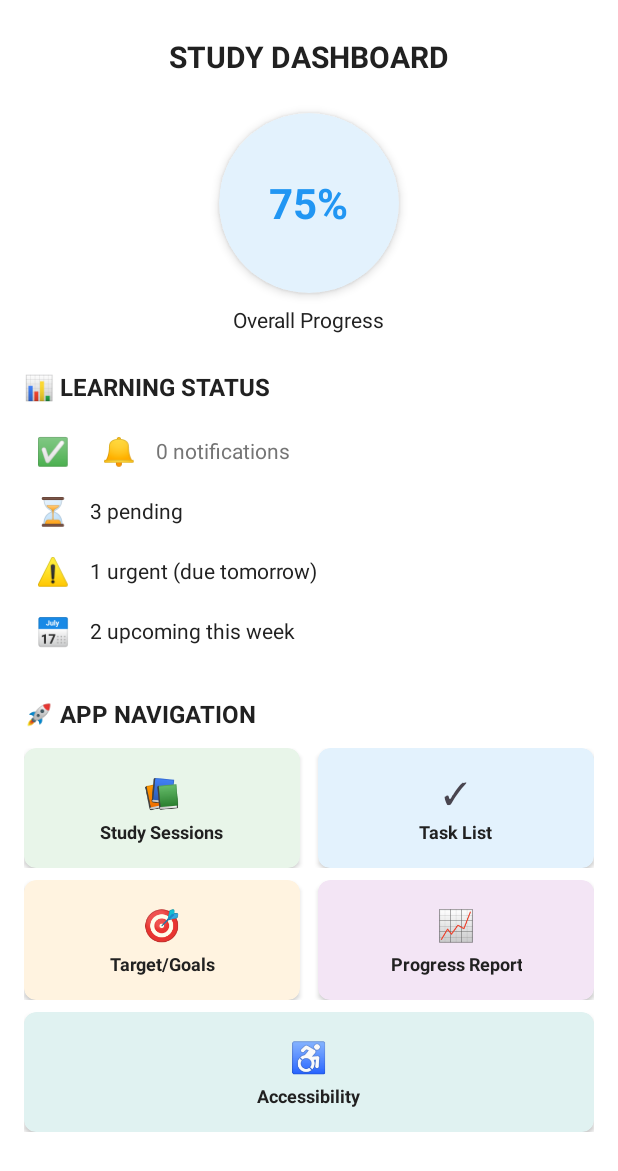
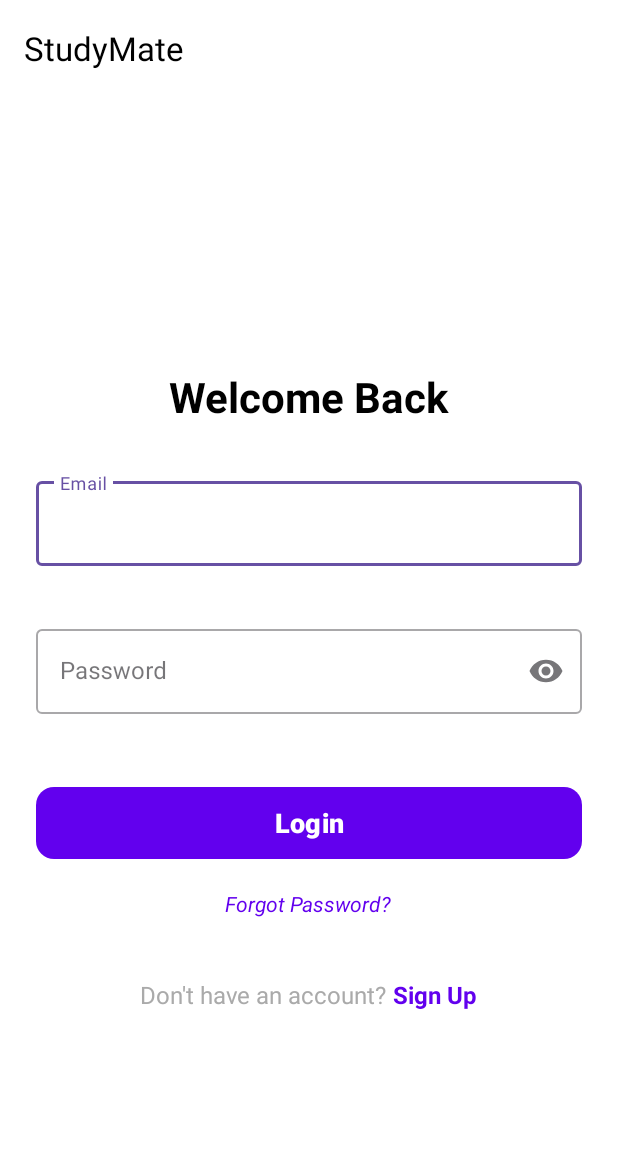
Before and after one commit to Mhod-Seaumul-Islam-Khandaker/StudyMate, an Android app: the screen it shows after launch (MainActivity before the commit, AuthActivity after it), on a phone screen of 412 x 824 dp. Shown: the top 1171 px of the screen. Run offline under Robolectric (Android 15) with nearby library versions, the phone set to English and light mode, and no system bars; our stand-ins replace Firebase (no records; nobody signed in at launch, a user with empty details on screens opened directly).

Commit message:
Sign up and login completed.

```diff
--- a/StudyMate/app/src/main/java/com/example/studymate/MainActivity.kt
+++ /dev/null
@@ -1,20 +0,0 @@
-package com.example.studymate
-
-import android.os.Bundle
-import androidx.activity.enableEdgeToEdge
-import androidx.appcompat.app.AppCompatActivity
-import androidx.core.view.ViewCompat
-import androidx.core.view.WindowInsetsCompat
-import android.widget.Toast
-import androidx.cardview.widget.CardView
-
-class MainActivity : AppCompatActivity() {
-    override fun onCreate(savedInstanceState: Bundle?) {
-        super.onCreate(savedInstanceState)
-        setContentView(R.layout.activity_main) // Assuming XML is named activity_main.xml
-        enableEdgeToEdge()
-    }
-}
-
-/// fHello
-//Hello world
--- /dev/null
+++ b/StudyMate/app/src/main/java/com/example/studymate/auth/AuthActivity.kt
@@ -0,0 +1,51 @@
+package com.example.studymate.auth
+
+import android.os.Bundle
+import androidx.appcompat.app.AppCompatActivity
+import androidx.fragment.app.Fragment
+import com.example.studymate.R
+import com.example.studymate.databinding.ActivityAuthBinding
+
+class AuthActivity : AppCompatActivity() {
+
+    private lateinit var binding: ActivityAuthBinding
+
+    override fun onCreate(savedInstanceState: Bundle?) {
+        super.onCreate(savedInstanceState)
+        binding = ActivityAuthBinding.inflate(layoutInflater)
+        setContentView(binding.root)
+
+        // Set up toolbar
+        setSupportActionBar(binding.toolbar)
+
+        // Start with LoginFragment by default
+        if (savedInstanceState == null) {
+            loadFragment(LoginFragment())
+        }
+    }
+
+    /**
+     * Load a fragment into the authFragmentContainer
+     */
+    fun loadFragment(fragment: Fragment) {
+        supportFragmentManager.beginTransaction()
+            .replace(R.id.authFragmentContainer, fragment)
+            .commit()
+    }
+
+    /**
+     * Switch to signup fragment
+     */
+    fun switchToSignup() {
+        loadFragment(SignupFragment())
+        supportActionBar?.title = "Create Account"
+    }
+
+    /**
+     * Switch to login fragment
+     */
+    fun switchToLogin() {
+        loadFragment(LoginFragment())
+        supportActionBar?.title = "Welcome Back"
+    }
+}
--- /dev/null
+++ b/StudyMate/app/src/main/java/com/example/studymate/auth/LoginFragment.kt
@@ -0,0 +1,78 @@
+package com.example.studymate.auth
+
+import android.content.Intent
+import android.os.Bundle
+import android.view.LayoutInflater
+import android.view.View
+import android.view.ViewGroup
+import android.widget.Toast
+import androidx.fragment.app.Fragment
+import com.example.studymate.databinding.FragmentLoginBinding
+import com.example.studymate.main.MainActivity
+import com.google.firebase.auth.FirebaseAuth
+
+class LoginFragment : Fragment() {
+
+    private var _binding: FragmentLoginBinding? = null
+    private val binding get() = _binding!!
+
+    private lateinit var auth: FirebaseAuth
+
+    override fun onCreateView(
+        inflater: LayoutInflater,
+        container: ViewGroup?,
+        savedInstanceState: Bundle?
+    ): View {
+        _binding = FragmentLoginBinding.inflate(inflater, container, false)
+        return binding.root
+    }
+
+    override fun onViewCreated(view: View, savedInstanceState: Bundle?) {
+        super.onViewCreated(view, savedInstanceState)
+
+        auth = FirebaseAuth.getInstance()
+
+        binding.loginButton.setOnClickListener {
+            val email = binding.emailInput.text.toString().trim()
+            val password = binding.passwordInput.text.toString().trim()
+
+            if (email.isEmpty() || password.isEmpty()) {
+                Toast.makeText(
+                    requireContext(),
+                    "Please fill all fields",
+                    Toast.LENGTH_SHORT
+                ).show()
+                return@setOnClickListener
+            }
+
+            auth.signInWithEmailAndPassword(email, password)
+                .addOnSuccessListener {
+                    val intent = Intent(requireContext(), MainActivity::class.java)
+                    startActivity(intent)
+                    requireActivity().finish()
+                }
+                .addOnFailureListener { exception ->
+                    Toast.makeText(
+                        requireContext(),
+                        exception.message ?: "Login failed",
+                        Toast.LENGTH_SHORT
+                    ).show()
+                }
+        }
+
+        // ADDED: Navigate to signup fragment
+        binding.signupText.setOnClickListener {
+            (requireActivity() as? AuthActivity)?.switchToSignup()
+        }
+
+        // ADDED: Forgot password functionality
+        binding.forgotPasswordText.setOnClickListener {
+            Toast.makeText(requireContext(), "Forgot password feature coming soon!", Toast.LENGTH_SHORT).show()
+        }
+    }
+
+    override fun onDestroyView() {
+        super.onDestroyView()
+        _binding = null
+    }
+}
--- /dev/null
+++ b/StudyMate/app/src/main/res/layout/activity_auth.xml
@@ -0,0 +1,26 @@
+<?xml version="1.0" encoding="utf-8"?>
+<LinearLayout xmlns:android="http://schemas.android.com/apk/res/android"
+    xmlns:app="http://schemas.android.com/apk/res-auto"
+    android:layout_width="match_parent"
+    android:layout_height="match_parent"
+    android:orientation="vertical"
+    android:background="@android:color/white">
+
+    <!-- Toolbar -->
+    <com.google.android.material.appbar.MaterialToolbar
+        android:id="@+id/toolbar"
+        android:layout_width="match_parent"
+        android:layout_height="?attr/actionBarSize"
+        android:background="@android:color/white"
+        android:elevation="4dp"
+        app:title="StudyMate"
+        app:titleTextColor="@android:color/black" />
+
+    <!-- Fragment Container -->
+    <FrameLayout
+        android:id="@+id/authFragmentContainer"
+        android:layout_width="match_parent"
+        android:layout_height="0dp"
+        android:layout_weight="1" />
+
+</LinearLayout>
--- a/StudyMate/app/src/main/res/layout/activity_main.xml
+++ b/StudyMate/app/src/main/res/layout/activity_main.xml
@@ -12,7 +12,7 @@
         android:layout_width="match_parent"
         android:layout_height="wrap_content"
         android:padding="16dp"
-        tools:context=".MainActivity">
+        tools:context=".main.MainActivity">
 
         <!-- Header Section -->
         <TextView
--- /dev/null
+++ b/StudyMate/app/src/main/res/layout/fragment_login.xml
@@ -0,0 +1,113 @@
+<?xml version="1.0" encoding="utf-8"?>
+<LinearLayout xmlns:android="http://schemas.android.com/apk/res/android"
+    xmlns:app="http://schemas.android.com/apk/res-auto"
+    android:layout_width="match_parent"
+    android:layout_height="match_parent"
+    android:orientation="vertical"
+    android:padding="24dp"
+    android:gravity="center">
+
+    <TextView
+        android:layout_width="wrap_content"
+        android:layout_height="wrap_content"
+        android:text="Welcome Back"
+        android:textSize="28sp"
+        android:textStyle="bold"
+        android:textColor="@android:color/black"
+        android:layout_marginBottom="32dp"
+        android:layout_marginTop="32dp" />
+
+    <!-- Email Input -->
+    <com.google.android.material.textfield.TextInputLayout
+        android:id="@+id/emailInputLayout"
+        style="@style/Widget.MaterialComponents.TextInputLayout.OutlinedBox"
+        android:layout_width="match_parent"
+        android:layout_height="wrap_content"
+        android:layout_marginBottom="16dp"
+        app:errorEnabled="true">
+
+        <com.google.android.material.textfield.TextInputEditText
+            android:id="@+id/emailInput"
+            android:layout_width="match_parent"
+            android:layout_height="wrap_content"
+            android:hint="Email"
+            android:inputType="textEmailAddress"
+            android:maxLines="1"
+            android:singleLine="true" />
+
+    </com.google.android.material.textfield.TextInputLayout>
+
+    <!-- Password Input -->
+    <com.google.android.material.textfield.TextInputLayout
+        android:id="@+id/passwordInputLayout"
+        style="@style/Widget.MaterialComponents.TextInputLayout.OutlinedBox"
+        android:layout_width="match_parent"
+        android:layout_height="wrap_content"
+        android:layout_marginBottom="24dp"
+        app:endIconMode="password_toggle"
+        app:errorEnabled="true">
+
+        <com.google.android.material.textfield.TextInputEditText
+            android:id="@+id/passwordInput"
+            android:layout_width="match_parent"
+            android:layout_height="wrap_content"
+            android:hint="Password"
+            android:inputType="textPassword"
+            android:maxLines="1"
+            android:singleLine="true" />
+
+    </com.google.android.material.textfield.TextInputLayout>
+
+    <!-- Login Button -->
+    <com.google.android.material.button.MaterialButton
+        android:id="@+id/loginButton"
+        android:layout_width="match_parent"
+        android:layout_height="56dp"
+        android:text="Login"
+        android:textSize="18sp"
+        android:textStyle="bold"
+        app:cornerRadius="12dp"
+        android:layout_marginBottom="16dp"
+        app:backgroundTint="@color/design_default_color_primary" />
+
+    <!-- Forgot Password (Optional - Add functionality later) -->
+    <TextView
+        android:id="@+id/forgotPasswordText"
+        android:layout_width="wrap_content"
+        android:layout_height="wrap_content"
+        android:text="Forgot Password?"
+        android:textSize="14sp"
+        android:textColor="@color/design_default_color_primary"
+        android:layout_marginBottom="24dp"
+        android:clickable="true"
+        android:focusable="true"
+        android:textStyle="italic" />
+
+    <!-- Sign Up Link (Optional - Navigation to signup) -->
+    <LinearLayout
+        android:layout_width="wrap_content"
+        android:layout_height="wrap_content"
+        android:orientation="horizontal"
+        android:layout_marginTop="16dp">
+
+        <TextView
+            android:layout_width="wrap_content"
+            android:layout_height="wrap_content"
+            android:text="Don't have an account? "
+            android:textSize="16sp"
+            android:textColor="@android:color/darker_gray" />
+
+        <TextView
+            android:id="@+id/signupText"
+            android:layout_width="wrap_content"
+            android:layout_height="wrap_content"
+            android:text="Sign Up"
+            android:textSize="16sp"
+            android:textColor="@color/design_default_color_primary"
+            android:clickable="true"
+            android:focusable="true"
+            android:textStyle="bold" />
+
+    </LinearLayout>
+
+</LinearLayout>
--- a/StudyMate/build.gradle.kts
+++ b/StudyMate/build.gradle.kts
@@ -2,4 +2,5 @@
 plugins {
     alias(libs.plugins.android.application) apply false
     alias(libs.plugins.kotlin.android) apply false
+    id("com.google.gms.google-services") version "4.4.4" apply false
 }
--- a/StudyMate/gradle/libs.versions.toml
+++ b/StudyMate/gradle/libs.versions.toml
@@ -9,6 +9,7 @@ appcompat = "1.7.1"
 material = "1.13.0"
 activity = "1.12.1"
 constraintlayout = "2.2.1"
+firebaseAuthKtx = "24.0.1"
 
 [libraries]
 androidx-core-ktx = { group = "androidx.core", name = "core-ktx", version.ref = "coreKtx" }
@@ -19,6 +20,7 @@ androidx-appcompat = { group = "androidx.appcompat", name = "appcompat", version
 material = { group = "com.google.android.material", name = "material", version.ref = "material" }
 androidx-activity = { group = "androidx.activity", name = "activity", version.ref = "activity" }
 androidx-constraintlayout = { group = "androidx.constraintlayout", name = "constraintlayout", version.ref = "constraintlayout" }
+firebase-auth-ktx = { group = "com.google.firebase", name = "firebase-auth-ktx", version.ref = "firebaseAuthKtx" }
 
 [plugins]
 android-application = { id = "com.android.application", version.ref = "agp" }
```
Also changed, not shown: StudyMate/app/build.gradle.kts (+24 -2 lines), StudyMate/app/src/main/AndroidManifest.xml (+6 -1 lines), StudyMate/app/src/main/java/com/example/studymate/auth/SignupFragment.kt (added, +76 -0 lines), StudyMate/app/src/main/java/com/example/studymate/main/MainActivity.kt (added, +13 -0 lines), StudyMate/app/src/main/res/layout/fragment_signup.xml (added, +100 -0 lines), 2 other files.
